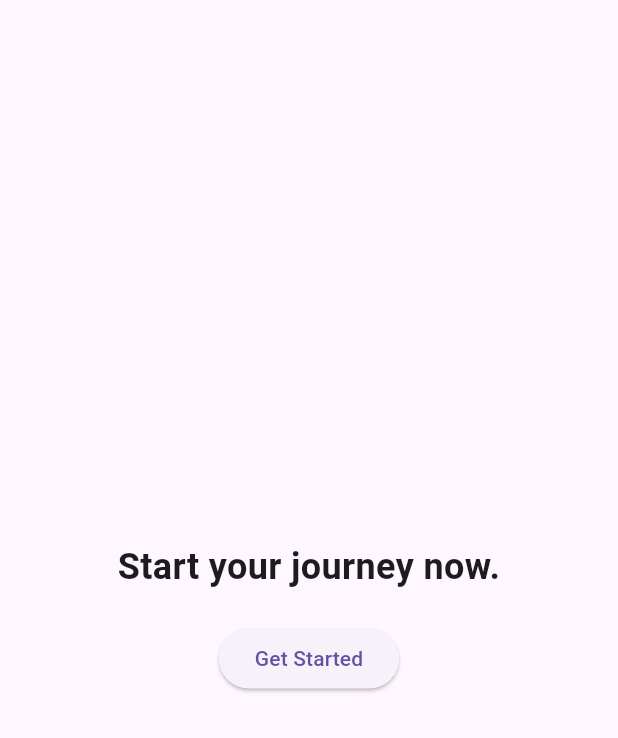
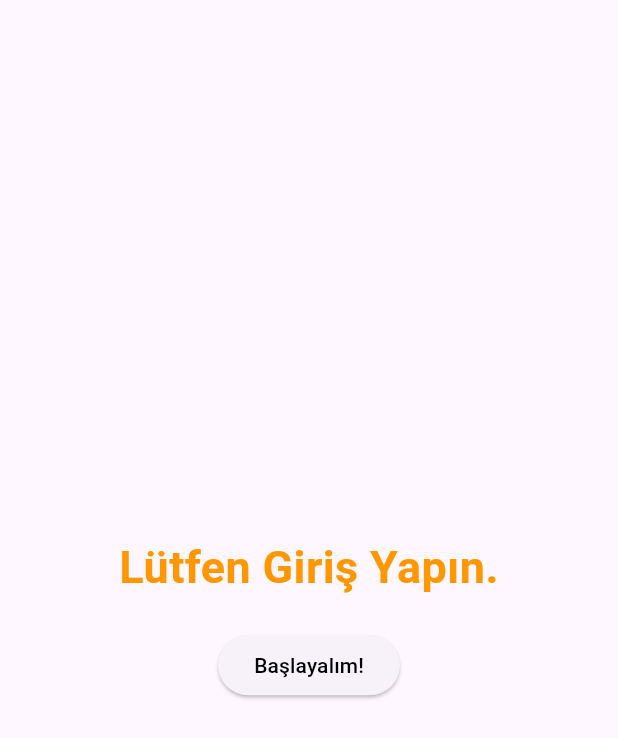
Before and after one commit to ahmetalpsamur/Infinite-Loopers-IT-Hackathon, a Flutter app: the screen it shows after launch, swiped to page 3, on a phone screen of 412 x 824 dp. Shown: the top 738 px of the screen. Run offline on Flutter 3.47's test engine with Material 3 defaults, Android fonts, the phone set to English and light mode, and no system bars; our stand-ins replace flutter_svg, shared_preferences, table_calendar.

Commit message:
Changes in Landing and Login

```diff
--- a/lib/page/landingpage.dart
+++ b/lib/page/landingpage.dart
@@ -3,9 +3,9 @@ import 'loginpage.dart';
 
 class LandingPage extends StatelessWidget {
   final List<String> slideTexts = [
-    'Welcome to MyApp!',
-    'Discover exciting features.',
-    'Start your journey now.',
+    "MyIEU'ye Hoş Geldiniz!",
+    'İhtiyacınız Olan Bilgiler Yanınıza.',
+    'Lütfen Giriş Yapın.',
   ];
 
   LandingPage({super.key});
@@ -21,7 +21,10 @@ class LandingPage extends StatelessWidget {
             children: [
               Text(
                 slideTexts[index],
-                style: TextStyle(fontSize: 24, fontWeight: FontWeight.bold),
+                style: TextStyle(
+                    color: Colors.orange,
+                    fontWeight: FontWeight.bold,
+                    fontSize: 30),
                 textAlign: TextAlign.center,
               ),
               SizedBox(height: 20),
@@ -33,7 +36,12 @@ class LandingPage extends StatelessWidget {
                       MaterialPageRoute(builder: (context) => LoginPage()),
                     );
                   },
-                  child: Text('Get Started'),
+                  child: Text(
+                    'Başlayalım!',
+                    style: TextStyle(
+                      color: Colors.black,
+                    ),
+                  ),
                 ),
             ],
           );
--- a/lib/page/loginpage.dart
+++ b/lib/page/loginpage.dart
@@ -9,7 +9,7 @@ class LoginPage extends StatelessWidget {
   Widget build(BuildContext context) {
     return Scaffold(
       appBar: AppBar(
-        title: Text('Login'),
+        title: Text('Giriş Yap'),
       ),
       body: Padding(
         padding: const EdgeInsets.all(16.0),
@@ -31,7 +31,7 @@ class LoginPage extends StatelessWidget {
             SizedBox(height: 10),
             TextField(
               decoration: InputDecoration(
-                labelText: 'Password',
+                labelText: 'Şifrenizi Girin',
                 border: OutlineInputBorder(),
               ),
               obscureText: true,
@@ -44,7 +44,7 @@ class LoginPage extends StatelessWidget {
                   MaterialPageRoute(builder: (context) => MyHomePage()),
                 );
               },
-              child: Text('Login'),
+              child: Text('Giriş Yap'),
             ),
           ],
         ),
```
Also changed, not shown: pubspec.yaml (+3 -31 lines).
